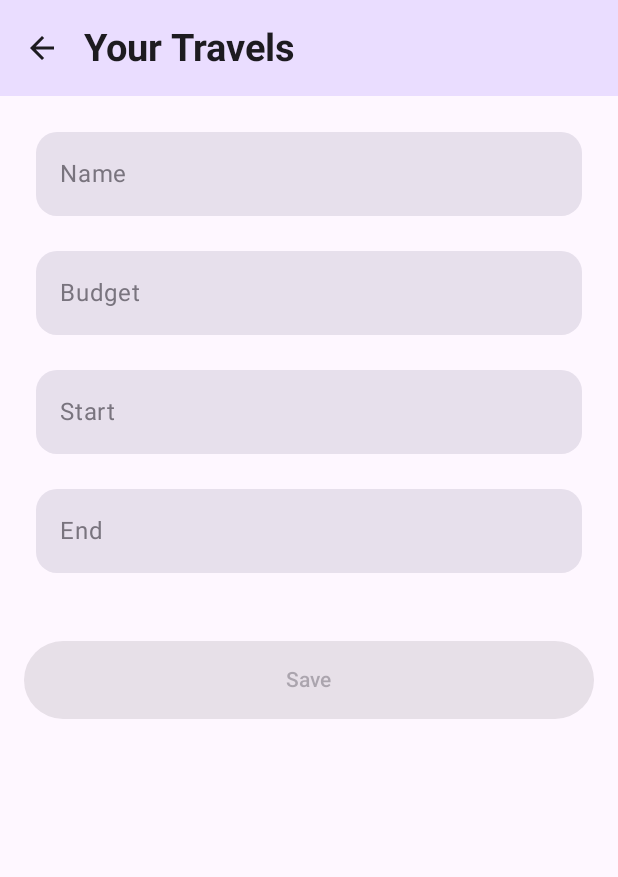
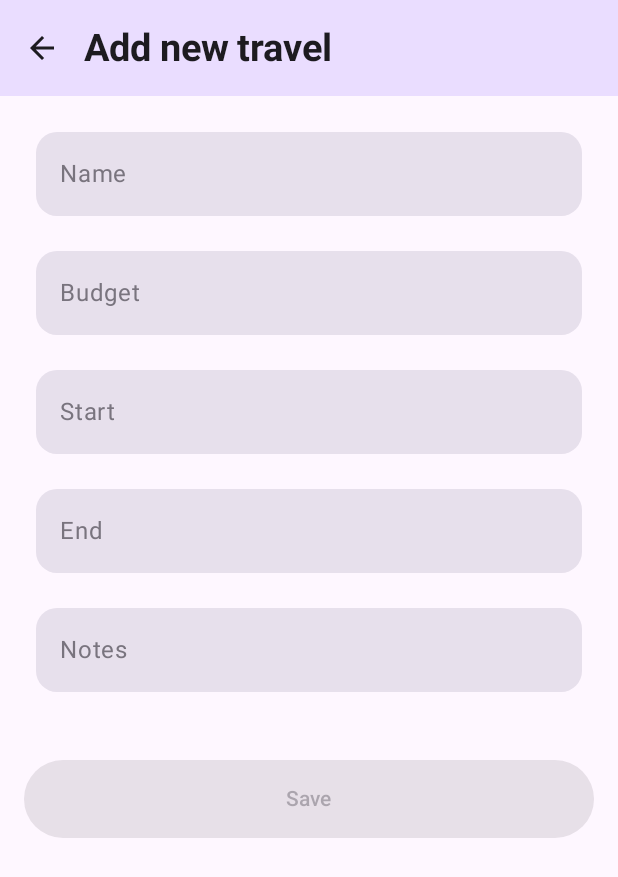
Before and after one commit to VeronikaSivcak/Your_travels, an Android app built with Jetpack Compose: the screen it shows after launch (MainActivity), after a tap on "Add travel", on a phone screen of 412 x 824 dp. Shown: the top 877 px of the screen. Run offline under Robolectric (Android 15) with nearby library versions, the phone set to English and light mode, and no system bars; our stand-ins replace Room's generated code.

Commit message:
Upravená NewTravelScreen - pridaný kalendár, pole s poznámkami, klávesnice na vstup; Upravená HomeScreen - upravenie zobrazenia textu v cards; Pridaná InfoTravelScreen

```diff
--- a/app/build.gradle.kts
+++ b/app/build.gradle.kts
@@ -63,6 +63,7 @@ dependencies {
     implementation(libs.androidx.room.common)
     implementation(libs.androidx.navigation.compose)
     implementation(libs.androidx.room.ktx)
+    implementation(libs.material)
     testImplementation(libs.junit)
     androidTestImplementation(libs.androidx.junit)
     androidTestImplementation(libs.androidx.espresso.core)
--- a/app/src/main/java/com/example/yourtravels/AppViewModelProvider.kt
+++ b/app/src/main/java/com/example/yourtravels/AppViewModelProvider.kt
@@ -1,9 +1,11 @@
 package com.example.yourtravels
 
 import androidx.lifecycle.ViewModelProvider.AndroidViewModelFactory
+import androidx.lifecycle.createSavedStateHandle
 import androidx.lifecycle.viewmodel.CreationExtras
 import androidx.lifecycle.viewmodel.initializer
 import androidx.lifecycle.viewmodel.viewModelFactory
+import com.example.yourtravels.add_screens.InfoTravelViewModel
 import com.example.yourtravels.add_screens.NewTravelViewModel
 import com.example.yourtravels.home.HomeViewModel
 
@@ -15,6 +17,11 @@ object AppViewModelProvider {
         }
 
         initializer {
+            InfoTravelViewModel(yourTravelsApplication().container.travelsRepository,
+                this.createSavedStateHandle())
+        }
+
+        initializer {
             HomeViewModel(yourTravelsApplication().container.travelsRepository)
         }
     }
--- a/app/src/main/java/com/example/yourtravels/MainActivity.kt
+++ b/app/src/main/java/com/example/yourtravels/MainActivity.kt
@@ -10,6 +10,7 @@ import androidx.compose.material3.Text
 import androidx.compose.runtime.Composable
 import androidx.compose.ui.Modifier
 import androidx.compose.ui.tooling.preview.Preview
+import com.example.yourtravels.add_screens.InfoTravelScreen
 import com.example.yourtravels.start.YourTravelsApp
 import com.example.yourtravels.ui.theme.YourTravelsTheme
 
@@ -24,6 +25,7 @@ class MainActivity : ComponentActivity() {
                     //InputForNewTravel()
                     //NewTravelScreen()
                     YourTravelsApp()
+                    //InfoTravelScreen()
                     }
                 }
             }
--- a/app/src/main/java/com/example/yourtravels/add_screens/NewTravelScreen.kt
+++ b/app/src/main/java/com/example/yourtravels/add_screens/NewTravelScreen.kt
@@ -1,5 +1,7 @@
 package com.example.yourtravels.add_screens
 
+import android.app.DatePickerDialog
+import android.icu.text.SimpleDateFormat
 import androidx.compose.foundation.layout.Arrangement
 import androidx.compose.foundation.layout.fillMaxWidth
 import androidx.compose.material3.MaterialTheme
@@ -10,25 +12,39 @@ import androidx.compose.runtime.Composable
 import androidx.compose.ui.Modifier
 import androidx.compose.foundation.layout.Column
 import androidx.compose.foundation.layout.padding
+import androidx.compose.foundation.rememberScrollState
 import androidx.compose.foundation.shape.RoundedCornerShape
+import androidx.compose.foundation.text.KeyboardOptions
+import androidx.compose.foundation.verticalScroll
 import androidx.compose.material3.Button
 import androidx.compose.material3.ButtonDefaults
 import androidx.compose.material3.ExperimentalMaterial3Api
 import androidx.compose.material3.Scaffold
+import androidx.compose.material3.TopAppBarDefaults
+import androidx.compose.runtime.remember
 import androidx.compose.ui.graphics.Color
 import androidx.compose.ui.res.stringResource
 import androidx.compose.ui.unit.dp
 import androidx.lifecycle.viewmodel.compose.viewModel
 import androidx.compose.runtime.rememberCoroutineScope
+import androidx.compose.ui.ExperimentalComposeUiApi
+import androidx.compose.ui.focus.FocusRequester
+import androidx.compose.ui.focus.focusRequester
+import androidx.compose.ui.focus.onFocusChanged
 import com.example.yourtravels.R
 import com.example.yourtravels.YTTopAppBar
 import com.example.yourtravels.navigation.NavigationDestination
 import com.example.yourtravels.AppViewModelProvider
 import kotlinx.coroutines.launch
+import androidx.compose.ui.platform.LocalContext
+import androidx.compose.ui.platform.LocalSoftwareKeyboardController
+import androidx.compose.ui.text.input.KeyboardType
+import java.util.*
 
 
 object AddTravel : NavigationDestination {
     override val route = "add_travel_to_list"
+
 }
 
 @OptIn(ExperimentalMaterial3Api::class)
@@ -39,15 +55,17 @@ fun NewTravelScreen(
     modifier: Modifier = Modifier,
     viewModel: NewTravelViewModel = viewModel(factory = AppViewModelProvider.Factory)
 ) {
-    // val scrollBehavior = TopAppBarDefaults.enterAlwaysScrollBehavior()
+    //horná aplikácia je vždy viditeľná, keď sa používateľ začne posúvať hore (scroll up),
+    // a začne sa skrývať, keď používateľ začne posúvať dole (scroll down).
+     val scrollBehavior = TopAppBarDefaults.enterAlwaysScrollBehavior()
    val coroutineScope = rememberCoroutineScope()
     Scaffold(
         //modifier = modifier.nestedScroll(scrollBehavior.nestedScrollConnection),
         topBar = {
             YTTopAppBar(
-                name = stringResource(R.string.app_name),
+                name = stringResource(R.string.add_new_travel),
                 navigateBack = true,
-                //scrollBehavior = scrollBehavior,
+                scrollBehavior = scrollBehavior,
                 color = MaterialTheme.colorScheme.primaryContainer,
                 navigateUp = navigateBack
             )
@@ -57,7 +75,7 @@ fun NewTravelScreen(
         Column(
             modifier = Modifier
                 .padding(innerPadding)
-                //.verticalScroll((rememberScrollState()))
+                .verticalScroll((rememberScrollState()))
                 .padding(16.dp),
             verticalArrangement = Arrangement.spacedBy(45.dp)
         ) {
@@ -109,43 +127,91 @@ fun InputForNewTravel(
             name = stringResource(R.string.travel_name),
             valueToSet = travelInfo.name,
             onValueChange = { onTravelValueChange(travelInfo.copy(name = it)) })
-        /*InputField(
-            name = stringResource(R.string.currency),
-            input = "",
-            valueToSet = travelInfo.curr,
-            onValueChange = onTravelValueChange)*/
         InputField(
             name = stringResource(R.string.budget),
             valueToSet = travelInfo.budget,
-            onValueChange = {onTravelValueChange(travelInfo.copy(budget = it))})
-        InputField(
-            name = stringResource(R.string.start),
-            valueToSet = travelInfo.startDate,
-            onValueChange = { onTravelValueChange(travelInfo.copy(startDate = it)) })
-        InputField(
-            name = stringResource(R.string.end),
-            valueToSet = travelInfo.endDate,
-            onValueChange = { onTravelValueChange(travelInfo.copy(endDate = it)) })
-       /* InputField(
+            onValueChange = {onTravelValueChange(travelInfo.copy(budget = it))},
+            keyboard = KeyboardOptions(keyboardType = KeyboardType.Decimal))
+        DatePickerField(
+            label = stringResource(R.string.start),
+            selectedDate = travelInfo.startDate,
+            onDateSelected = { onTravelValueChange(travelInfo.copy(startDate = it)) })
+        DatePickerField(
+            label = stringResource(R.string.end),
+            selectedDate = travelInfo.endDate,
+            onDateSelected = { onTravelValueChange(travelInfo.copy(endDate = it)) })
+       InputField(
             name = stringResource(R.string.notes),
-            valueToSet = "",
-            onValueChange = { onTravelValueChange(travelInfo.copy(notes = it)) })*/
+            valueToSet = travelInfo.notes.orEmpty(),
+            onValueChange = { onTravelValueChange(travelInfo.copy(notes = it)) })
     }
 }
 
+@OptIn(ExperimentalComposeUiApi::class)
+@Composable
+fun DatePickerField(
+    label: String,
+    selectedDate: String,
+    onDateSelected: (String) -> Unit
+) {
+    val context = LocalContext.current
+    val calendar = Calendar.getInstance()
 
+    val focusRequester = remember { FocusRequester() }
+    val keyboardController = LocalSoftwareKeyboardController.current
+
+    OutlinedTextField(
+        value = selectedDate,
+        onValueChange = { /* Do nothing here to disable manual text input */ },
+        label = { Text(label, color = MaterialTheme.colorScheme.outline) },
+        colors = OutlinedTextFieldDefaults.colors(
+            focusedContainerColor = MaterialTheme.colorScheme.secondaryContainer,
+            unfocusedContainerColor = MaterialTheme.colorScheme.surfaceVariant,
+            disabledContainerColor = MaterialTheme.colorScheme.secondaryContainer,
+            focusedBorderColor = Color.Transparent,
+            unfocusedBorderColor = Color.Transparent
+        ),
+        shape = RoundedCornerShape(14.dp),
+        modifier = Modifier
+            .fillMaxWidth()
+            .padding(horizontal = 8.dp)
+            .focusRequester(focusRequester)
+            .onFocusChanged { focusState ->
+                if (focusState.isFocused) {
+                    // Show DatePickerDialog when the field gains focus
+                    DatePickerDialog(
+                        context,
+                        { _, year, month, dayOfMonth ->
+                            calendar.set(year, month, dayOfMonth)
+                            //treba MM, lebo mm su minuty
+                            val formattedDate = SimpleDateFormat("dd.MM.yyyy", Locale.getDefault()).format(calendar.time)
+                            onDateSelected(formattedDate)
+                        },
+                        calendar.get(Calendar.YEAR),
+                        calendar.get(Calendar.MONTH),
+                        calendar.get(Calendar.DAY_OF_MONTH)
+                    ).show()
+                    // Hide the keyboard
+                    keyboardController?.hide()
+                }
+            },
+        singleLine = true
+    )
+}
 
 @Composable
 fun InputField (
     modifier: Modifier = Modifier,
     valueToSet: String,
     onValueChange: (String) -> Unit = {},
-    name : String
+    name : String,
+    keyboard: KeyboardOptions = KeyboardOptions(keyboardType = KeyboardType.Text)
 ) {
     OutlinedTextField(
         value = valueToSet,
         onValueChange = onValueChange,
         label = {Text(name, color = MaterialTheme.colorScheme.outline)},
+        keyboardOptions = keyboard,
         colors = OutlinedTextFieldDefaults.colors(
             focusedContainerColor = MaterialTheme.colorScheme.secondaryContainer,
             unfocusedContainerColor = MaterialTheme.colorScheme.surfaceVariant,
@@ -161,14 +227,3 @@ fun InputField (
         singleLine = false
     )
 }
-
-
-/*@Preview
-@Composable
-fun ItemInputPreview() {
-    YourTravelsTheme {
-        InputField(
-            name = "input",
-            input = "")
-    }
-}*/
--- a/app/src/main/java/com/example/yourtravels/data/TravelDao.kt
+++ b/app/src/main/java/com/example/yourtravels/data/TravelDao.kt
@@ -5,6 +5,7 @@ import androidx.room.Delete
 import androidx.room.Insert
 import androidx.room.OnConflictStrategy
 import androidx.room.Query
+import androidx.room.Transaction
 import androidx.room.Update
 import kotlinx.coroutines.flow.Flow
 
@@ -19,10 +20,25 @@ interface TravelDao {
 
     @Delete
     suspend fun delete(travel : Travel)
+  /*  @Insert(onConflict = OnConflictStrategy.IGNORE)
+    suspend fun insert(expense: Expense)
+    @Update
+    suspend fun update(expense: Expense)
+    @Delete
+    suspend fun delete(expense: Expense)*/
 
-    @Query("SELECT * from listOfTravels WHERE id = :id")
+    @Query("SELECT * FROM listOfTravels WHERE id = :id")
     fun getTravel(id: Int): Flow<Travel>
 
-    @Query("SELECT * from listOfTravels")
+    @Query("SELECT * FROM listOfTravels")
     fun getAllTravels(): Flow<List<Travel>>
+
+  /*  @Transaction
+    @Query("SELECT * FROM listOfTravels")
+    fun getTravelsWithExpenses(): List<TravelAndExpenses>
+
+    //vrati zoznam vydavkov pre konkretnu cestu
+    @Transaction
+    @Query("SELECT * FROM listOfTravels WHERE id = :travelId")
+    fun getTravelWithExpenses(travelId: Int): TravelAndExpenses?*/
 }
--- a/app/src/main/java/com/example/yourtravels/data/YourTravelsDatabase.kt
+++ b/app/src/main/java/com/example/yourtravels/data/YourTravelsDatabase.kt
@@ -4,10 +4,12 @@ import android.content.Context
 import androidx.room.Database
 import androidx.room.Room
 import androidx.room.RoomDatabase
+import androidx.room.migration.Migration
+import androidx.sqlite.db.SupportSQLiteDatabase
 
 //zdroj: https://developer.android.com/codelabs/basic-android-kotlin-compose-persisting-data-room?continue=https%3A%2F%2Fdeveloper.android.com%2Fcourses%2Fpathways%2Fandroid-basics-compose-unit-6-pathway-2%23codelab-https%3A%2F%2Fdeveloper.android.com%2Fcodelabs%2Fbasic-android-kotlin-compose-persisting-data-room#6
 
-@Database(entities = [Travel::class], version = 1, exportSchema = false)
+@Database(entities = [Travel::class], version = 2, exportSchema = false)
 abstract class YourTravelsDatabase : RoomDatabase() {
 
     abstract fun travelDao() : TravelDao
@@ -18,9 +20,32 @@ abstract class YourTravelsDatabase : RoomDatabase() {
         fun getDatabase(context: Context): YourTravelsDatabase {
             return Instance ?: synchronized(this) {
                 Room.databaseBuilder(context, YourTravelsDatabase::class.java, "travel_database")
+                    .addMigrations(MIGRATION_1_2)
+                    .fallbackToDestructiveMigration()
                     .build()
                     .also{ Instance = it}
             }
         }
+        //https://developer.android.com/training/data-storage/room/migrating-db-versions
+        private val MIGRATION_1_2 = object : Migration(1, 2) {
+            override fun migrate(db: SupportSQLiteDatabase) {
+                db.execSQL("ALTER TABLE listOfTravels ADD COLUMN notes TEXT")
+            }
+
+        }
+
+        private val MIGRATION_2_3 = object : Migration(2, 3) {
+            override fun migrate(db: SupportSQLiteDatabase) {
+                db.execSQL("ALTER TABLE listOfTravels drop COLUMN notes")
+            }
+
+        }
+
+        private val MIGRATION_3_4 = object : Migration(3, 4) {
+            override fun migrate(db: SupportSQLiteDatabase) {
+                db.execSQL("ALTER TABLE listOfTravels ADD COLUMN notes TEXT")
+            }
+
+        }
     }
 }
--- a/app/src/main/java/com/example/yourtravels/home/HomeScreen.kt
+++ b/app/src/main/java/com/example/yourtravels/home/HomeScreen.kt
@@ -27,7 +27,6 @@ import androidx.compose.runtime.collectAsState
 import androidx.compose.runtime.getValue
 import androidx.compose.ui.Alignment
 import androidx.compose.ui.Modifier
-import androidx.compose.ui.input.nestedscroll.nestedScroll
 import androidx.compose.ui.res.stringResource
 import androidx.compose.ui.text.style.TextAlign
 import androidx.compose.ui.tooling.preview.Preview
@@ -49,14 +48,14 @@ object Home : NavigationDestination {
 @Composable
 fun HomeScreen(
     navigateToItemEntry: () -> Unit,
-    //navigateToItemUpdate: (Int) -> Unit,
+    navigateToTravelDetails: (Int) -> Unit,
     viewModel: HomeViewModel = viewModel(factory = AppViewModelProvider.Factory),
     modifier: Modifier = Modifier
 ) {
     val scrollBehavior = TopAppBarDefaults.enterAlwaysScrollBehavior()
     val homeUiState by viewModel.homeUiState.collectAsState()
     Scaffold(
-        modifier = modifier.nestedScroll(scrollBehavior.nestedScrollConnection),
+       // modifier = modifier.nestedScroll(scrollBehavior.nestedScrollConnection),
         topBar = {
                  YTTopAppBar(
                      name = stringResource(R.string.app_name),
@@ -80,7 +79,7 @@ fun HomeScreen(
 
         BodyOfHomeScreen(
             travelList = homeUiState.travelList,
-            onItemClick = {},
+            onItemClick = navigateToTravelDetails,
             modifier = modifier
                 .fillMaxSize()
                 .padding(innerPadding),
@@ -93,7 +92,7 @@ fun HomeScreen(
 @Composable
 private fun BodyOfHomeScreen(
     travelList: List<Travel>,
-    onItemClick: (Travel) -> Unit,
+    onItemClick: (Int) -> Unit,
     modifier: Modifier = Modifier,
     contentPadding: PaddingValues = PaddingValues(0.dp)
 ) {
@@ -145,7 +144,7 @@ private fun BodyOfHomeScreen(
 
             ListOfTravels(
                 travelList = travelList,
-                onItemClick = { onItemClick(it) },
+                onItemClick = { onItemClick(it.id) },
                 contentPadding = contentPadding,
                 modifier = Modifier.padding(horizontal = 8.dp)
             )
@@ -157,9 +156,10 @@ private fun BodyOfHomeScreen(
 @Composable
 private fun SimpleTravel(
     travel : Travel,
-    modifier : Modifier = Modifier) {
+    modifier : Modifier = Modifier)
+    {
         Card(
-            modifier = Modifier.padding(15.dp),
+            modifier = modifier.padding(15.dp),
             colors = CardDefaults.cardColors(
                 containerColor = MaterialTheme.colorScheme.surfaceVariant
             ),
@@ -177,14 +177,16 @@ private fun SimpleTravel(
                     text = travel.name,
                     style = typography.titleLarge
                 )
+                //resource!!!!!!!!!!!!!
                 Text(
-                    text = travel.budget.toString(),
+                    text = travel.startDate + " - " + travel.endDate,
                     style = typography.titleMedium
                 )
                 Text(
-                    text = travel.id.toString(),
+                    text = String.format("%.2f", travel.budget) + "€",
                     style = typography.titleMedium
                 )
+
             }
         }
 }
@@ -203,7 +205,7 @@ private fun ListOfTravels(
         items(items = travelList, key = {it.id}) { item->
             SimpleTravel(travel = item,
                 modifier = Modifier
-                    .clickable { onItemClick(item) })
+                    .clickable { onItemClick(item)} )
         }
 
     }
--- a/app/src/main/java/com/example/yourtravels/navigation/AppNavigationGraph.kt
+++ b/app/src/main/java/com/example/yourtravels/navigation/AppNavigationGraph.kt
@@ -3,9 +3,13 @@ package com.example.yourtravels.navigation
 import androidx.compose.runtime.Composable
 import androidx.compose.ui.Modifier
 import androidx.navigation.NavHostController
+import androidx.navigation.NavType
 import androidx.navigation.compose.NavHost
 import androidx.navigation.compose.composable
+import androidx.navigation.navArgument
 import com.example.yourtravels.add_screens.AddTravel
+import com.example.yourtravels.add_screens.InfoAboutTravel
+import com.example.yourtravels.add_screens.InfoTravelScreen
 import com.example.yourtravels.add_screens.NewTravelScreen
 import com.example.yourtravels.home.Home
 import com.example.yourtravels.home.HomeScreen
@@ -22,7 +26,8 @@ fun AppNavigationGraph(
     ) {
         composable(route = Home.route) {
             HomeScreen(
-                navigateToItemEntry = {navController.navigate(AddTravel.route)}
+                navigateToItemEntry = {navController.navigate(AddTravel.route)},
+                navigateToTravelDetails = {navController.navigate("${InfoAboutTravel.route}/${it}")}
             )
         }
         composable(route = AddTravel.route) {
@@ -31,5 +36,14 @@ fun AppNavigationGraph(
                 onNavigateUp = { navController.navigateUp() }
             )
         }
+        composable(route = InfoAboutTravel.routeWithParam,
+            arguments = listOf(navArgument(InfoAboutTravel.travelId) {
+                type = NavType.IntType
+            })
+        ){
+            InfoTravelScreen(
+
+            )
+        }
     }
 }
--- a/app/src/main/res/values/strings.xml
+++ b/app/src/main/res/values/strings.xml
@@ -2,6 +2,7 @@
     <string name="app_name">Your Travels</string>
     <string name="empty_travel_list">Your travel list is empty! \n Add new travel by tapping + button.</string>
     <string name="add_travel_to_list">Add travel</string>
+    <string name="add_new_travel">Add new travel</string>
     <string name="travels_title">Travels</string>
     <string name="spent_today">Spent today</string>
     <string name="navigate_back">Back</string>
--- a/gradle/libs.versions.toml
+++ b/gradle/libs.versions.toml
@@ -11,6 +11,7 @@ composeBom = "2023.08.00"
 roomCommon = "2.6.1"
 navigationCompose = "2.7.7"
 roomKtx = "2.6.1"
+material = "1.12.0"
 
 [libraries]
 androidx-core-ktx = { group = "androidx.core", name = "core-ktx", version.ref = "coreKtx" }
@@ -30,6 +31,7 @@ androidx-material3 = { group = "androidx.compose.material3", name = "material3"
 androidx-room-common = { group = "androidx.room", name = "room-common", version.ref = "roomCommon" }
 androidx-navigation-compose = { group = "androidx.navigation", name = "navigation-compose", version.ref = "navigationCompose" }
 androidx-room-ktx = { group = "androidx.room", name = "room-ktx", version.ref = "roomKtx" }
+material = { group = "com.google.android.material", name = "material", version.ref = "material" }
 
 [plugins]
 androidApplication = { id = "com.android.application", version.ref = "agp" }
```
Also changed, not shown: app/src/main/java/com/example/yourtravels/add_screens/InfoTravelScreen.kt (added, +184 -0 lines), app/src/main/java/com/example/yourtravels/add_screens/InfoTravelViewModel.kt (added, +39 -0 lines), app/src/main/java/com/example/yourtravels/add_screens/NewTravelViewModel.kt (+13 -3 lines), app/src/main/java/com/example/yourtravels/data/ExpenseCategory.kt (added, +13 -0 lines), app/src/main/java/com/example/yourtravels/data/Travel.kt (+24 -1 lines), 2 other files.
